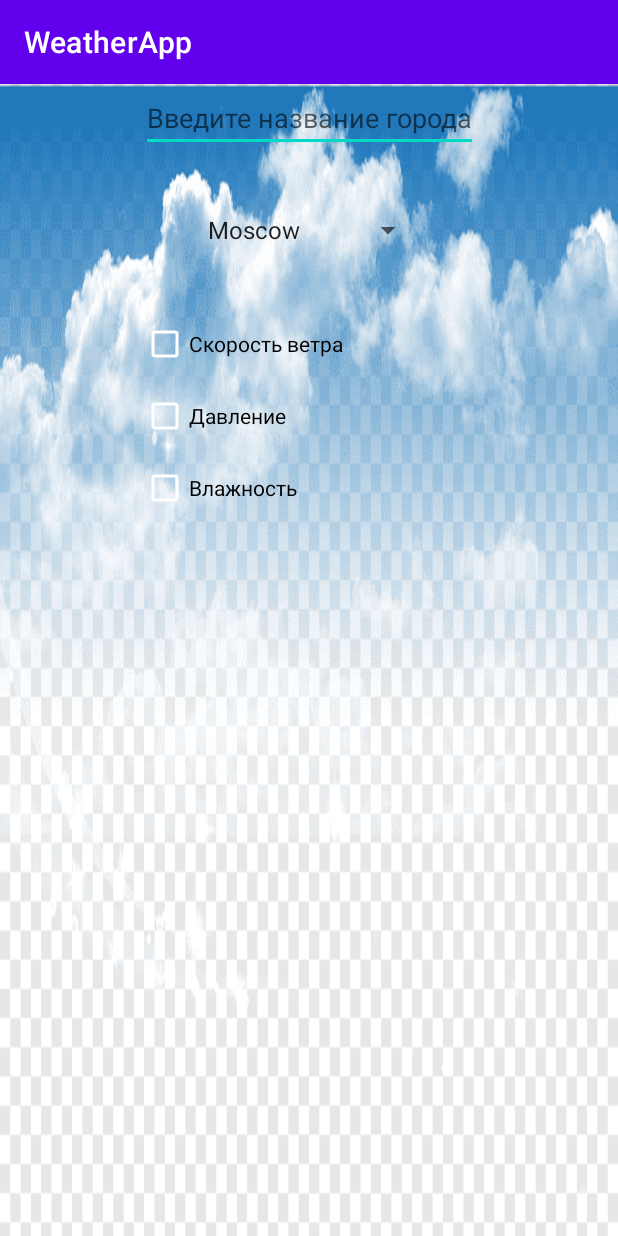
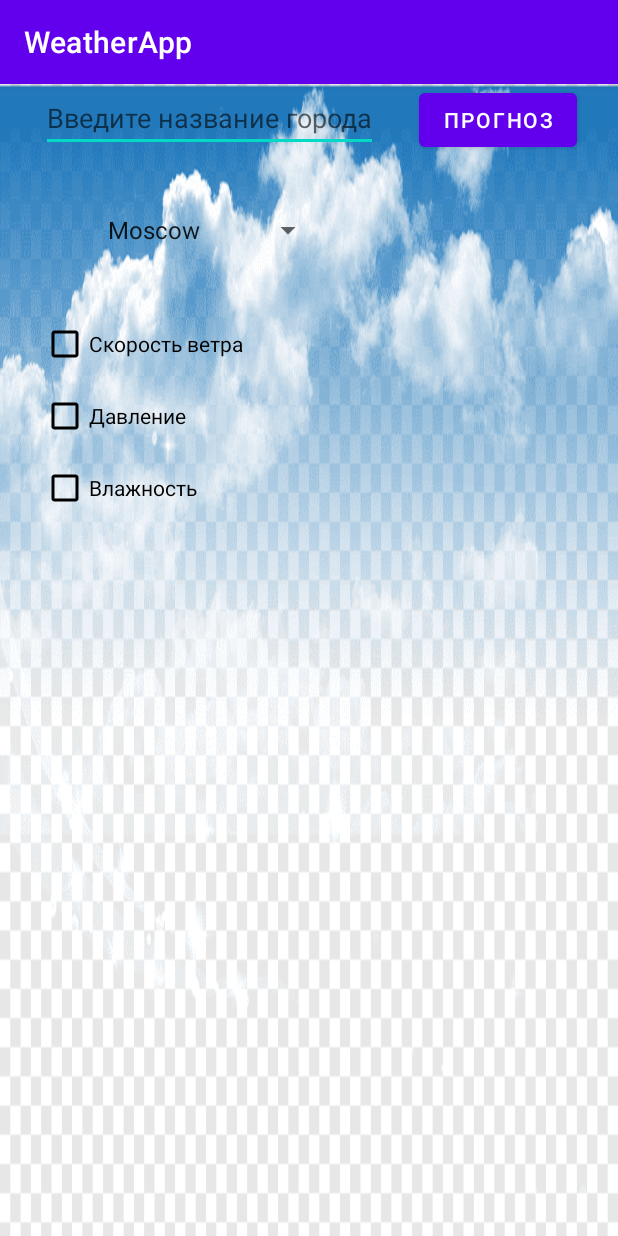
Before and after one commit to KostyaP12/GBWeatherApp, an Android app: the screen it shows after launch (SelectCity), after a tap on "ВЫБЕРИТЕ ГОРОД", on a phone screen of 412 x 824 dp. Run offline under Robolectric (Android 15) with nearby library versions, the phone set to English and light mode, and no system bars.

Commit message:
homework les2

```diff
--- a/app/src/main/java/com/geekbrains/gbweather/MainActivity.java
+++ b/app/src/main/java/com/geekbrains/gbweather/MainActivity.java
@@ -6,6 +6,7 @@ import android.content.Intent;
 import android.os.Bundle;
 import android.util.Log;
 import android.view.View;
+import android.widget.TextView;
 import android.widget.Toast;
 
 public class MainActivity extends AppCompatActivity {
@@ -14,6 +15,13 @@ public class MainActivity extends AppCompatActivity {
     protected void onCreate(Bundle savedInstanceState) {
         super.onCreate(savedInstanceState);
         setContentView(R.layout.activity_main);
+
+        Bundle arguments = getIntent().getExtras();
+        if(arguments != null) {
+            String city = arguments.get(SelectCity.keyToMainActivity).toString();
+            TextView textView = findViewById(R.id.selectedCity);
+            textView.setText(city);
+        }
         Toast.makeText(this, "onCreate", Toast.LENGTH_SHORT).show();
         Log.d(TAG, "onCreate: ");
     }
--- a/app/src/main/java/com/geekbrains/gbweather/SelectCity.java
+++ b/app/src/main/java/com/geekbrains/gbweather/SelectCity.java
@@ -1,11 +1,14 @@
 package com.geekbrains.gbweather;
 
 import android.annotation.SuppressLint;
+import android.content.Intent;
 import android.os.Bundle;
+import android.os.PersistableBundle;
 import android.view.View;
 import android.widget.ArrayAdapter;
 import android.widget.CheckBox;
 import android.widget.CompoundButton;
+import android.widget.EditText;
 import android.widget.Spinner;
 import android.widget.TextView;
 import android.widget.Toast;
@@ -15,6 +18,8 @@ import androidx.appcompat.app.AppCompatActivity;
 
 public class SelectCity extends AppCompatActivity {
     String[] cities = {"Moscow", "London", "New-York", "Madrid", "Paris", "Tokyo", "Los-Angeles", "Dubai", "Beijing", "Hon-Kong"};
+    static String selectCityKey = "sckey";
+    static String keyToMainActivity = "key";
 
     @Override
     protected void onCreate(Bundle savedInstanceState) {
@@ -25,26 +30,6 @@ public class SelectCity extends AppCompatActivity {
         ArrayAdapter<String> adapter = new ArrayAdapter<String>(this, android.R.layout.simple_spinner_item, cities);
         adapter.setDropDownViewResource(android.R.layout.simple_spinner_dropdown_item);
         spinner.setAdapter(adapter);
-        CheckBox windSpeed = (CheckBox) findViewById(R.id.cbWindSpeed);
-        CheckBox pressure = (CheckBox) findViewById(R.id.cbPressure);
-        CheckBox humidity = (CheckBox) findViewById(R.id.cbHumidity);
-        windSpeed.setOnCheckedChangeListener(new CompoundButton.OnCheckedChangeListener() {
-            @Override
-            public void onCheckedChanged(CompoundButton buttonView, boolean isChecked) {
-
-            }
-        });
-        pressure.setOnCheckedChangeListener(new CompoundButton.OnCheckedChangeListener() {
-            @Override
-            public void onCheckedChanged(CompoundButton buttonView, boolean isChecked) {
-
-            }
-        });
-        humidity.setOnCheckedChangeListener(new CompoundButton.OnCheckedChangeListener() {
-            @Override
-            public void onCheckedChanged(CompoundButton buttonView, boolean isChecked) {
-            }
-        });
     }
 
     @SuppressLint("NonConstantResourceId")
@@ -66,4 +51,27 @@ public class SelectCity extends AppCompatActivity {
                 break;
         }
     }
+
+    @Override
+    public void onSaveInstanceState(@NonNull Bundle outState, @NonNull PersistableBundle outPersistentState) {
+        super.onSaveInstanceState(outState, outPersistentState);
+        EditText selectCity = findViewById(R.id.editSelectCity);
+        outState.putString(selectCityKey, selectCity.getText().toString());
+    }
+
+    @Override
+    protected void onRestoreInstanceState(@NonNull Bundle savedInstanceState) {
+        super.onRestoreInstanceState(savedInstanceState);
+        String textView = savedInstanceState.getString(selectCityKey);
+        EditText restView = findViewById(R.id.editSelectCity);
+        restView.setText(textView);
+    }
+
+    public void onSendButtonClicked(View view) {
+        EditText selectedCity = findViewById(R.id.editSelectCity);
+        String text = selectedCity.getText().toString();
+        Intent intent = new Intent(this, MainActivity.class);
+        intent.putExtra(keyToMainActivity, text);
+        startActivity(intent);
+    }
 }
--- a/app/src/main/res/layout-land/activity_main.xml
+++ b/app/src/main/res/layout-land/activity_main.xml
@@ -27,7 +27,8 @@
         android:text="@string/selectedCity"
         app:layout_constraintEnd_toEndOf="parent"
         app:layout_constraintStart_toStartOf="parent"
-        app:layout_constraintTop_toBottomOf="@id/btnSelectCity" />
+        app:layout_constraintTop_toBottomOf="@id/btnSelectCity"
+        android:textSize="@dimen/selectedCity"/>
 
     <TextView
         android:id="@+id/temperature"
--- a/app/src/main/res/layout-land/activity_select_city.xml
+++ b/app/src/main/res/layout-land/activity_select_city.xml
@@ -12,13 +12,10 @@
         android:id="@+id/editSelectCity"
         android:layout_width="wrap_content"
         android:layout_height="wrap_content"
-        android:autofillHints=""
         android:hint="@string/editTextSelectCity"
-        app:layout_constraintEnd_toEndOf="parent"
+        app:layout_constraintEnd_toStartOf="@id/sendBtn"
         app:layout_constraintStart_toStartOf="parent"
-        app:layout_constraintTop_toTopOf="parent"
-        tools:ignore="TextFields"/>
-
+        app:layout_constraintTop_toTopOf="parent"/>
 
     <Spinner
         android:id="@+id/spinnerSelectCity"
@@ -27,38 +24,50 @@
         android:layout_marginTop="@dimen/marginTopEditSelectCitySpinnerSelectCity"
         app:layout_constraintLeft_toLeftOf="@id/editSelectCity"
         app:layout_constraintRight_toRightOf="@id/editSelectCity"
-        app:layout_constraintTop_toBottomOf="@id/editSelectCity" />
+        app:layout_constraintTop_toBottomOf="@id/editSelectCity"/>
 
     <CheckBox
         android:id="@+id/cbWindSpeed"
         android:layout_width="wrap_content"
         android:layout_height="wrap_content"
         android:layout_marginTop="@dimen/marginTopEditSelectCitySpinnerSelectCity"
-        android:buttonTint="@color/purple_200"
+        android:buttonTint="@color/black"
+        android:onClick="onCheckboxClicked"
         android:text="@string/windSpeed"
         app:layout_constraintLeft_toLeftOf="@id/editSelectCity"
-        app:layout_constraintTop_toBottomOf="@id/spinnerSelectCity"
-        android:onClick="onCheckboxClicked"/>
+        app:layout_constraintTop_toBottomOf="@id/spinnerSelectCity" />
 
     <CheckBox
         android:id="@+id/cbPressure"
         android:layout_width="wrap_content"
         android:layout_height="wrap_content"
-        android:buttonTint="@color/purple_200"
+        android:buttonTint="@color/black"
+        android:onClick="onCheckboxClicked"
         android:text="@string/pressure"
         app:layout_constraintLeft_toLeftOf="@id/editSelectCity"
-        app:layout_constraintTop_toBottomOf="@id/cbWindSpeed"
-        android:onClick="onCheckboxClicked"/>
+        app:layout_constraintTop_toBottomOf="@id/cbWindSpeed" />
+
 
     <CheckBox
         android:id="@+id/cbHumidity"
         android:layout_width="wrap_content"
         android:layout_height="wrap_content"
-        android:buttonTint="@color/purple_200"
+        android:buttonTint="@color/black"
+        android:onClick="onCheckboxClicked"
         android:text="@string/humidity"
         app:layout_constraintLeft_toLeftOf="@id/editSelectCity"
-        app:layout_constraintTop_toBottomOf="@id/cbPressure"
-        android:onClick="onCheckboxClicked"/>
+        app:layout_constraintTop_toBottomOf="@id/cbPressure" />
+
+    <Button
+        android:id="@+id/sendBtn"
+        android:layout_width="wrap_content"
+        android:layout_height="wrap_content"
+        app:layout_constraintStart_toEndOf="@id/editSelectCity"
+        app:layout_constraintTop_toTopOf="parent"
+        app:layout_constraintEnd_toEndOf="parent"
+        android:text="@string/textSendbtn"
+        android:onClick="onSendButtonClicked"
+        />
 
 
 </androidx.constraintlayout.widget.ConstraintLayout>
--- a/app/src/main/res/layout/activity_main.xml
+++ b/app/src/main/res/layout/activity_main.xml
@@ -27,7 +27,8 @@
         android:text="@string/selectedCity"
         app:layout_constraintEnd_toEndOf="parent"
         app:layout_constraintStart_toStartOf="parent"
-        app:layout_constraintTop_toBottomOf="@id/btnSelectCity" />
+        app:layout_constraintTop_toBottomOf="@id/btnSelectCity"
+        android:textSize="@dimen/selectedCity"/>
 
     <TextView
         android:id="@+id/temperature"
--- a/app/src/main/res/layout/activity_select_city.xml
+++ b/app/src/main/res/layout/activity_select_city.xml
@@ -13,7 +13,7 @@
         android:layout_width="wrap_content"
         android:layout_height="wrap_content"
         android:hint="@string/editTextSelectCity"
-        app:layout_constraintEnd_toEndOf="parent"
+        app:layout_constraintEnd_toStartOf="@id/sendBtn"
         app:layout_constraintStart_toStartOf="parent"
         app:layout_constraintTop_toTopOf="parent"/>
 
@@ -31,7 +31,7 @@
         android:layout_width="wrap_content"
         android:layout_height="wrap_content"
         android:layout_marginTop="@dimen/marginTopEditSelectCitySpinnerSelectCity"
-        android:buttonTint="@color/white"
+        android:buttonTint="@color/black"
         android:onClick="onCheckboxClicked"
         android:text="@string/windSpeed"
         app:layout_constraintLeft_toLeftOf="@id/editSelectCity"
@@ -41,7 +41,7 @@
         android:id="@+id/cbPressure"
         android:layout_width="wrap_content"
         android:layout_height="wrap_content"
-        android:buttonTint="@color/white"
+        android:buttonTint="@color/black"
         android:onClick="onCheckboxClicked"
         android:text="@string/pressure"
         app:layout_constraintLeft_toLeftOf="@id/editSelectCity"
@@ -52,11 +52,22 @@
         android:id="@+id/cbHumidity"
         android:layout_width="wrap_content"
         android:layout_height="wrap_content"
-        android:buttonTint="@color/white"
+        android:buttonTint="@color/black"
         android:onClick="onCheckboxClicked"
         android:text="@string/humidity"
         app:layout_constraintLeft_toLeftOf="@id/editSelectCity"
         app:layout_constraintTop_toBottomOf="@id/cbPressure" />
 
+    <Button
+        android:id="@+id/sendBtn"
+        android:layout_width="wrap_content"
+        android:layout_height="wrap_content"
+        app:layout_constraintStart_toEndOf="@id/editSelectCity"
+        app:layout_constraintTop_toTopOf="parent"
+        app:layout_constraintEnd_toEndOf="parent"
+        android:text="@string/textSendbtn"
+        android:onClick="onSendButtonClicked"
+        />
+
 
 </androidx.constraintlayout.widget.ConstraintLayout>
--- a/app/src/main/res/values-land/dimens.xml
+++ b/app/src/main/res/values-land/dimens.xml
@@ -4,4 +4,5 @@
     <dimen name="marginTopEditSelectCitySpinnerSelectCity">20dp</dimen>
     <dimen name="temperatureTextSize">40sp</dimen>
     <dimen name="tempInfoSize">20sp</dimen>
+    <dimen name="selectedCity">25dp</dimen>
 </resources>
--- /dev/null
+++ b/app/src/main/res/values-land/strings.xml
@@ -0,0 +1,4 @@
+<?xml version="1.0" encoding="utf-8"?>
+<resources>
+    <string name="textSendbtn">Прогноз</string>
+</resources>
--- /dev/null
+++ b/app/src/main/res/values-night/dimens.xml
@@ -0,0 +1,4 @@
+<?xml version="1.0" encoding="utf-8"?>
+<resources>
+    <dimen name="selectedCity">25dp</dimen>
+</resources>
--- /dev/null
+++ b/app/src/main/res/values-night/strings.xml
@@ -0,0 +1,4 @@
+<?xml version="1.0" encoding="utf-8"?>
+<resources>
+    <string name="textSendbtn">Прогноз</string>
+</resources>
--- a/app/src/main/res/values-small-land/dimens.xml
+++ b/app/src/main/res/values-small-land/dimens.xml
@@ -4,4 +4,5 @@
     <dimen name="marginTopEditSelectCitySpinnerSelectCity">5dp</dimen>
     <dimen name="temperatureTextSize">5sp</dimen>
     <dimen name="tempInfoSize">5sp</dimen>
+    <dimen name="selectedCity">25dp</dimen>
 </resources>
--- /dev/null
+++ b/app/src/main/res/values-small-land/strings.xml
@@ -0,0 +1,4 @@
+<?xml version="1.0" encoding="utf-8"?>
+<resources>
+    <string name="textSendbtn">Прогноз</string>
+</resources>
--- a/app/src/main/res/values/dimens.xml
+++ b/app/src/main/res/values/dimens.xml
@@ -4,4 +4,5 @@
     <dimen name="marginTopEditSelectCitySpinnerSelectCity">40dp</dimen>
     <dimen name="temperatureTextSize">40sp</dimen>
     <dimen name="tempInfoSize">20sp</dimen>
+    <dimen name="selectedCity">25dp</dimen>
 </resources>
--- a/app/src/main/res/values/strings.xml
+++ b/app/src/main/res/values/strings.xml
@@ -10,4 +10,5 @@
     <string name="tempInfo">5 М/с ЮЗ\n
                             780 мм рт. ст.\n
                             91%</string>
+    <string name="textSendbtn">Прогноз</string>
 </resources>
```
Also changed, not shown: 1 other file.
